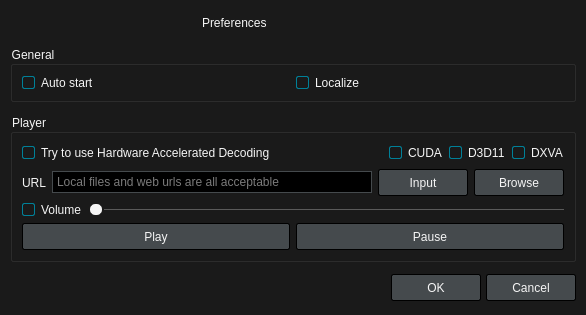
Above: forms/preferencesdialog.ui from wangwenx190/dynamic-desktop before the change. Below: the same form after it.
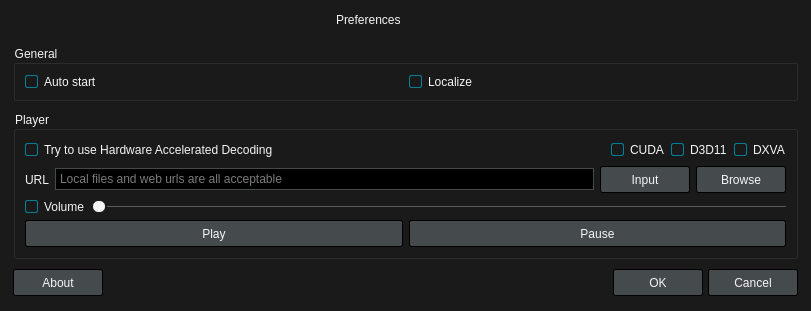
That is the form after the change. Icons and pictures are not drawn. Custom widgets are drawn as their Qt base class.

```diff
--- a/forms/preferencesdialog.ui
+++ b/forms/preferencesdialog.ui
@@ -6,8 +6,8 @@
    <rect>
     <x>0</x>
     <y>0</y>
-    <width>586</width>
-    <height>315</height>
+    <width>811</width>
+    <height>311</height>
    </rect>
   </property>
   <property name="sizePolicy">
@@ -129,16 +129,16 @@
     <number>5</number>
    </property>
    <property name="leftMargin">
-    <number>10</number>
+    <number>13</number>
    </property>
    <property name="topMargin">
-    <number>5</number>
+    <number>0</number>
    </property>
    <property name="rightMargin">
-    <number>10</number>
+    <number>13</number>
    </property>
    <property name="bottomMargin">
-    <number>5</number>
+    <number>6</number>
    </property>
    <item>
     <widget class="QWidget" name="widget_windowtitlebar" native="true">
@@ -148,6 +148,12 @@
        <verstretch>0</verstretch>
       </sizepolicy>
      </property>
+     <property name="maximumSize">
+      <size>
+       <width>16777215</width>
+       <height>30</height>
+      </size>
+     </property>
      <layout class="QHBoxLayout" name="horizontalLayout_7">
       <property name="spacing">
        <number>0</number>
@@ -180,8 +186,8 @@
         </property>
         <property name="maximumSize">
          <size>
-          <width>20</width>
-          <height>20</height>
+          <width>25</width>
+          <height>25</height>
          </size>
         </property>
         <property name="text">
@@ -216,6 +222,12 @@
           <verstretch>0</verstretch>
          </sizepolicy>
         </property>
+        <property name="maximumSize">
+         <size>
+          <width>16777215</width>
+          <height>30</height>
+         </size>
+        </property>
         <property name="text">
          <string>Preferences</string>
         </property>
@@ -242,6 +254,12 @@
           <verstretch>0</verstretch>
          </sizepolicy>
         </property>
+        <property name="maximumSize">
+         <size>
+          <width>30</width>
+          <height>30</height>
+         </size>
+        </property>
         <property name="text">
          <string/>
         </property>
@@ -265,6 +283,12 @@
           <verstretch>0</verstretch>
          </sizepolicy>
         </property>
+        <property name="maximumSize">
+         <size>
+          <width>30</width>
+          <height>30</height>
+         </size>
+        </property>
         <property name="text">
          <string/>
         </property>
@@ -285,6 +309,12 @@
           <verstretch>0</verstretch>
          </sizepolicy>
         </property>
+        <property name="maximumSize">
+         <size>
+          <width>30</width>
+          <height>30</height>
+         </size>
+        </property>
         <property name="text">
          <string/>
         </property>
@@ -465,6 +495,13 @@
    </item>
    <item>
     <layout class="QHBoxLayout" name="horizontalLayout">
+     <item>
+      <widget class="QPushButton" name="pushButton_about">
+       <property name="text">
+        <string>About</string>
+       </property>
+      </widget>
+     </item>
      <item>
       <spacer name="horizontalSpacer">
        <property name="orientation">
```
